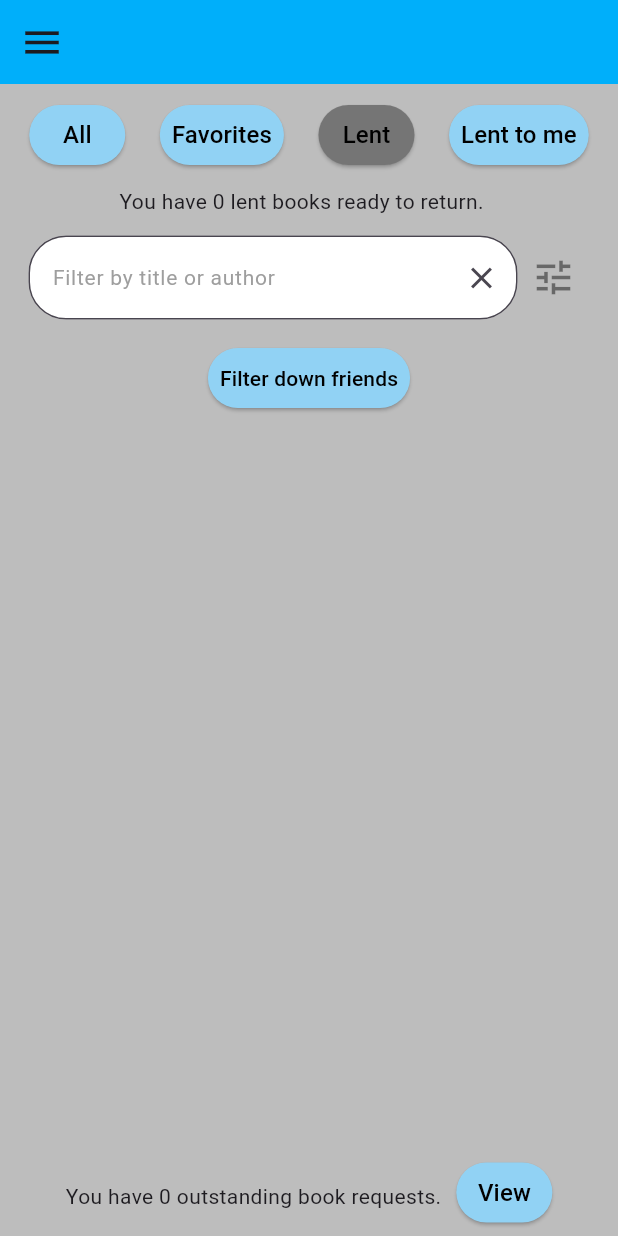
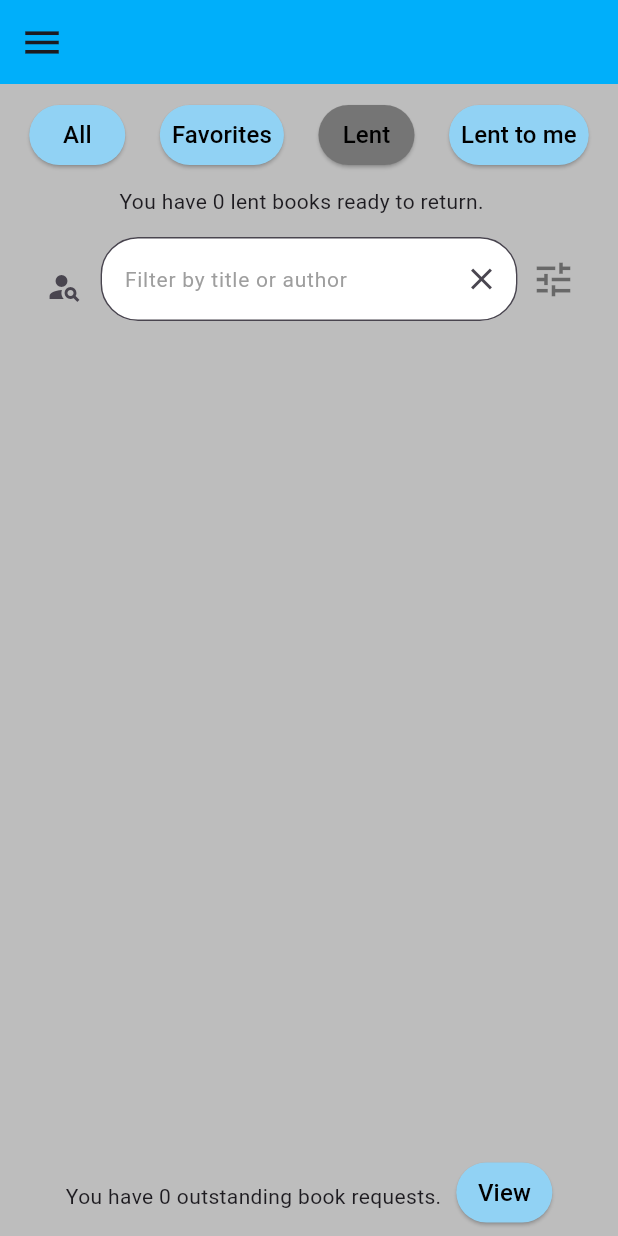
Before and after one commit to CaybleS/LIbraryProject, a Flutter app: the HomePage screen opened directly with empty values, after a tap on "Lent", on a phone screen of 412 x 824 dp. Run offline on Flutter 3.47's test engine with Material 3 defaults, Android fonts, the light colour scheme and no system bars; our stand-ins replace cached_network_image, camera, connectivity_plus, csv, dio, file_picker and 13 more; missing offline and left inert: asn1lib, aws_common, aws_signature_v4, firebase_app_check, google_mlkit_barcode_scanning, pointycastle; accounts and stored records are empty.

Commit message:
minor ui improvement

```diff
--- a/LibraryProjectFlutter/lib/core/homepage.dart
+++ b/LibraryProjectFlutter/lib/core/homepage.dart
@@ -705,7 +705,7 @@ Widget _displayLentToMeReadyToReturnFilter() {
   Widget _friendFilterDownMenu() {
     return MenuAnchor(
       builder: (BuildContext context, MenuController controller, Widget? child) {
-        return ElevatedButton(
+        return IconButton(
           onPressed: () {
             if (controller.isOpen) {
               controller.close();
@@ -713,13 +713,7 @@ Widget _displayLentToMeReadyToReturnFilter() {
               controller.open();
             }
           },
-          style: ElevatedButton.styleFrom(
-            backgroundColor: AppColor.skyBlue, padding: const EdgeInsets.all(8),
-          ),
-          child: const Text(
-            "Filter down friends",
-            style: TextStyle(fontSize: 14, color: Colors.black),
-          ),
+          icon: const Icon(Icons.person_search),
         );
       },
       menuChildren: [
@@ -834,6 +828,12 @@ Widget _displayLentToMeReadyToReturnFilter() {
             padding: const EdgeInsets.fromLTRB(19, 8, 19, 5),
             child: Row(
               children: [
+                (_showing == _BooksShowing.lent || _showing == _BooksShowing.lentToMe)
+                ? Padding(
+                    padding: const EdgeInsets.only(top: 10),
+                    child: _friendFilterDownMenu(),
+                )
+                : const SizedBox.shrink(),
                 Expanded(
                   child: TextField(
                     controller: _filterBooksTextController,
@@ -870,12 +870,6 @@ Widget _displayLentToMeReadyToReturnFilter() {
                   padding: EdgeInsets.only(top: 10),
                   child:
                       Text("Add books to view your library here", style: TextStyle(fontSize: 14, color: Colors.black)))
-              : const SizedBox.shrink(),
-          (_showing == _BooksShowing.lent || _showing == _BooksShowing.lentToMe)
-              ? Padding(
-                  padding: const EdgeInsets.only(top: 10),
-                  child: _friendFilterDownMenu(),
-                )
               : const SizedBox.shrink(),
           Expanded(
             child: Padding(
```
